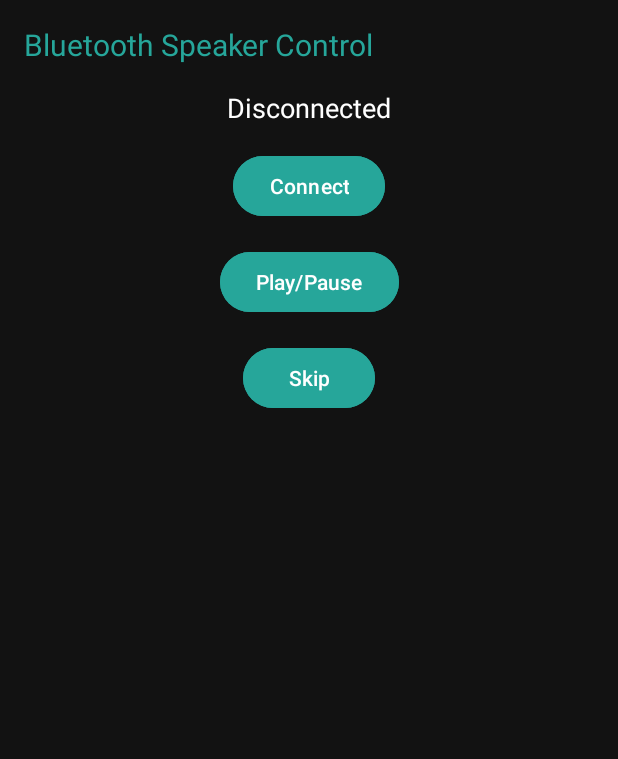
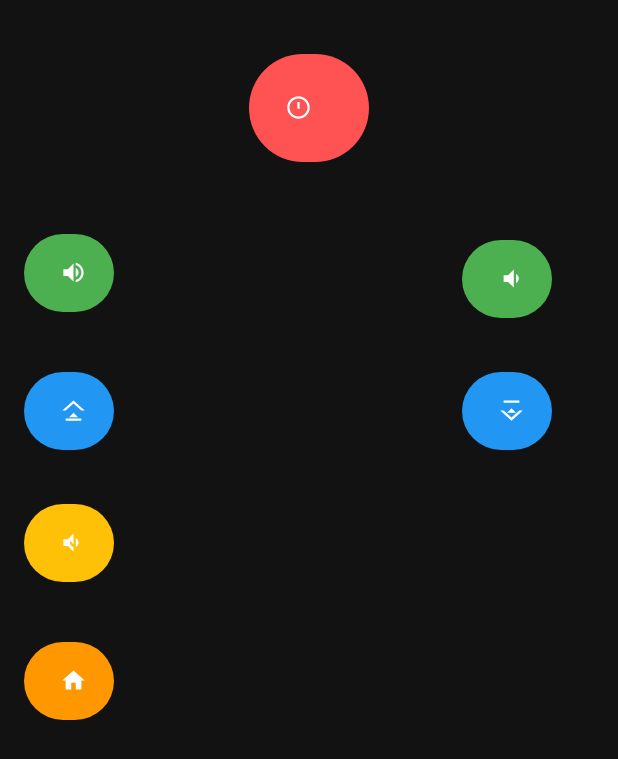
Before and after one commit to kietsocola/MobileSensorApp, an Android app: the BluetoothSpeakerActivity screen opened directly, with no data from a screen before it, on a phone screen of 412 x 824 dp. Shown: the top 759 px of the screen. Run offline under Robolectric (Android 15) with nearby library versions, the phone set to English and light mode, and no system bars.

Commit message:
add wifi control TV feature

```diff
--- a/app/build.gradle.kts
+++ b/app/build.gradle.kts
@@ -47,6 +47,7 @@ dependencies {
     implementation("androidx.camera:camera-view:1.2.3")
     implementation("com.google.guava:guava:31.1-android")
     implementation("com.google.mediapipe:tasks-vision:0.10.0")
+    implementation("com.google.android.material:material:1.9.0")
     implementation(libs.appcompat)
     implementation(libs.material)
     implementation(libs.activity)
--- a/app/src/main/AndroidManifest.xml
+++ b/app/src/main/AndroidManifest.xml
@@ -1,6 +1,7 @@
 <?xml version="1.0" encoding="utf-8"?>
 <manifest xmlns:android="http://schemas.android.com/apk/res/android"
     xmlns:tools="http://schemas.android.com/tools">
+    <uses-permission android:name="android.permission.INTERNET"/>
     <uses-permission android:name="android.permission.CAMERA"/>
     <uses-permission android:name="android.permission.RECORD_AUDIO"/>
     <uses-permission android:name="android.permission.BLUETOOTH"/>
--- a/app/src/main/java/com/example/sensorappmain/BluetoothSpeakerActivity.java
+++ b/app/src/main/java/com/example/sensorappmain/BluetoothSpeakerActivity.java
@@ -1,91 +1,68 @@
 package com.example.sensorappmain;
 
-import android.bluetooth.BluetoothAdapter;
-import android.bluetooth.BluetoothDevice;
-import android.content.Intent;
-import android.content.pm.PackageManager;
-import android.media.MediaPlayer;
+import android.os.AsyncTask;
 import android.os.Bundle;
+import android.view.View;
 import android.widget.Button;
-import android.widget.TextView;
 import android.widget.Toast;
 import androidx.appcompat.app.AppCompatActivity;
-import androidx.core.app.ActivityCompat;
+import java.io.BufferedReader;
+import java.io.IOException;
+import java.io.InputStreamReader;
+import java.io.PrintWriter;
+import java.net.Socket;
 
 public class BluetoothSpeakerActivity extends AppCompatActivity {
-    private static final int REQUEST_ENABLE_BT = 1;
-    private BluetoothAdapter bluetoothAdapter;
-    private MediaPlayer mediaPlayer;
-    private TextView btStatusText;
+
+    private static final String SERVER_IP = "192.168.1.2"; // Thay bằng IP của máy tính chạy server
+    private static final int SERVER_PORT = 12345; // Cổng server
 
     @Override
     protected void onCreate(Bundle savedInstanceState) {
         super.onCreate(savedInstanceState);
         setContentView(R.layout.activity_bluetooth_speaker);
 
-        btStatusText = findViewById(R.id.btStatusText);
-        Button connectButton = findViewById(R.id.connectButton);
-        Button playPauseButton = findViewById(R.id.playPauseButton);
-        Button skipButton = findViewById(R.id.skipButton);
+        Button powerButton = findViewById(R.id.powerButton);
+        Button volumeUpButton = findViewById(R.id.volumeUpButton);
+        Button volumeDownButton = findViewById(R.id.volumeDownButton);
+        Button muteButton = findViewById(R.id.muteButton);
+        Button channelUpButton = findViewById(R.id.channelUpButton);
+        Button channelDownButton = findViewById(R.id.channelDownButton);
+        Button homeButton = findViewById(R.id.homeButton);
 
-        bluetoothAdapter = BluetoothAdapter.getDefaultAdapter();
-        mediaPlayer = MediaPlayer.create(this, R.raw.song1);
-
-        connectButton.setOnClickListener(v -> connectBluetooth());
-        playPauseButton.setOnClickListener(v -> {
-            if (mediaPlayer.isPlaying()) {
-                mediaPlayer.pause();
-                btStatusText.setText("Paused");
-            } else {
-                mediaPlayer.start();
-                btStatusText.setText("Playing");
-            }
-        });
-        skipButton.setOnClickListener(v -> {
-            mediaPlayer.stop();
-            mediaPlayer = MediaPlayer.create(this, R.raw.song2);
-            mediaPlayer.start();
-            btStatusText.setText("Playing Next Song");
-        });
+        powerButton.setOnClickListener(v -> sendCommand("POWER"));
+        volumeUpButton.setOnClickListener(v -> sendCommand("VOL_UP"));
+        volumeDownButton.setOnClickListener(v -> sendCommand("VOL_DOWN"));
+        muteButton.setOnClickListener(v -> sendCommand("MUTE"));
+        channelUpButton.setOnClickListener(v -> sendCommand("CHANNEL_UP"));
+        channelDownButton.setOnClickListener(v -> sendCommand("CHANNEL_DOWN"));
+        homeButton.setOnClickListener(v -> sendCommand("HOME"));
     }
 
-    private void connectBluetooth() {
-        if (bluetoothAdapter == null) {
-            Toast.makeText(this, "Bluetooth not supported", Toast.LENGTH_SHORT).show();
-            return;
-        }
-        if (!bluetoothAdapter.isEnabled()) {
-            Intent enableBtIntent = new Intent(BluetoothAdapter.ACTION_REQUEST_ENABLE);
-            if (ActivityCompat.checkSelfPermission(this, android.Manifest.permission.BLUETOOTH_CONNECT) != PackageManager.PERMISSION_GRANTED) {
-                // TODO: Consider calling
-                //    ActivityCompat#requestPermissions
-                // here to request the missing permissions, and then overriding
-                //   public void onRequestPermissionsResult(int requestCode, String[] permissions,
-                //                                          int[] grantResults)
-                // to handle the case where the user grants the permission. See the documentation
-                // for ActivityCompat#requestPermissions for more details.
-                return;
-            }
-            startActivityForResult(enableBtIntent, REQUEST_ENABLE_BT);
-        } else {
-            // Simulate connection to a paired device
-            btStatusText.setText("Connected to Speaker");
-        }
+    private void sendCommand(String command) {
+        new SocketTask().execute(command);
     }
 
-    @Override
-    protected void onActivityResult(int requestCode, int resultCode, Intent data) {
-        super.onActivityResult(requestCode, resultCode, data);
-        if (requestCode == REQUEST_ENABLE_BT && resultCode == RESULT_OK) {
-            btStatusText.setText("Connected to Speaker");
+    private class SocketTask extends AsyncTask<String, Void, String> {
+        @Override
+        protected String doInBackground(String... params) {
+            String command = params[0];
+            try (Socket socket = new Socket(SERVER_IP, SERVER_PORT);
+                 PrintWriter out = new PrintWriter(socket.getOutputStream(), true);
+                 BufferedReader in = new BufferedReader(new InputStreamReader(socket.getInputStream()))) {
+
+                out.println(command); // Gửi lệnh
+                return in.readLine(); // Nhận phản hồi từ server
+
+            } catch (IOException e) {
+                android.util.Log.e("SocketTask", "Error connecting to " + SERVER_IP + ":" + SERVER_PORT, e);
+                return "Error: " + e.getMessage();
+            }
         }
-    }
 
-    @Override
-    protected void onDestroy() {
-        super.onDestroy();
-        if (mediaPlayer != null) {
-            mediaPlayer.release();
+        @Override
+        protected void onPostExecute(String result) {
+            Toast.makeText(BluetoothSpeakerActivity.this, result, Toast.LENGTH_SHORT).show();
         }
     }
 }
--- a/app/src/main/java/com/example/sensorappmain/MainActivity.java
+++ b/app/src/main/java/com/example/sensorappmain/MainActivity.java
@@ -23,7 +23,7 @@ public class MainActivity extends AppCompatActivity {
         features.add(new Feature("Hand Wave Light", R.drawable.ic_hand_wave, HandWaveActivity.class));
         features.add(new Feature("Volume Tilt", R.drawable.ic_volume, VolumeTiltActivity.class));
         features.add(new Feature("Song Switch", R.drawable.ic_music, SongSwitchActivity.class));
-        features.add(new Feature("Bluetooth Speaker", R.drawable.ic_bluetooth, BluetoothSpeakerActivity.class));
+        features.add(new Feature("Wifi TV", R.drawable.ic_bluetooth, BluetoothSpeakerActivity.class));
         features.add(new Feature("Voice Control", R.drawable.ic_mic, VoiceControlActivity.class));
 
         FeatureAdapter adapter = new FeatureAdapter(features, (feature, view) -> {
--- a/app/src/main/res/drawable/ic_bluetooth.xml
+++ b/app/src/main/res/drawable/ic_bluetooth.xml
@@ -5,5 +5,5 @@
     android:viewportHeight="24">
     <path
         android:fillColor="#000000"
-        android:pathData="M17.71,7.71L12,2h-1v7.59L6.41,5 5,6.41 10.59,12 5,17.59 6.41,19 11,14.41V22h1l5.71-5.71-4.3-4.29 4.3-4.29zM13,5.83l1.88,1.88L13,9.59V5.83zm1.88,10.46L13,18.17v-3.76l1.88,1.88z"/>
+        android:pathData="M12,3C7.79,3 3.7,4.41 0.38,7l3.28,3.28C6.41,7.53 9.14,6 12,6s5.59,1.53 8.34,4.28l3.28,-3.28C20.3,4.41 16.21,3 12,3zM12,9c-2.21,0 -4.21,0.89 -5.66,2.34l3.28,3.28C10.47,13.77 11.21,13 12,13s1.53,0.77 2.38,1.62l3.28,-3.28C16.21,9.89 14.21,9 12,9zM12,15c-0.83,0 -1.54,0.34 -2.12,0.91l2.12,2.12 2.12,-2.12C13.54,15.34 12.83,15 12,15z"/>
 </vector>
--- /dev/null
+++ b/app/src/main/res/drawable/ic_channel_down.xml
@@ -0,0 +1,9 @@
+<vector xmlns:android="http://schemas.android.com/apk/res/android"
+    android:width="24dp"
+    android:height="24dp"
+    android:viewportWidth="24"
+    android:viewportHeight="24">
+    <path
+        android:fillColor="#FFFFFF"
+        android:pathData="M12,21l10-9h-3V3H5v9H2l10,9zm0-2.83L5,12v-7h14v7l-7,6.17zM12,10l4,4H8l4-4z"/>
+</vector>
--- /dev/null
+++ b/app/src/main/res/drawable/ic_channel_up.xml
@@ -0,0 +1,9 @@
+<vector xmlns:android="http://schemas.android.com/apk/res/android"
+    android:width="24dp"
+    android:height="24dp"
+    android:viewportWidth="24"
+    android:viewportHeight="24">
+    <path
+        android:fillColor="#FFFFFF"
+        android:pathData="M12,3L2,12h3v9h14v-9h3L12,3zm0,2.83L19,12v7H5v-7l7-6.17zM12,14l-4,4h8l-4-4z"/>
+</vector>
--- /dev/null
+++ b/app/src/main/res/drawable/ic_home.xml
@@ -0,0 +1,9 @@
+<vector xmlns:android="http://schemas.android.com/apk/res/android"
+    android:width="24dp"
+    android:height="24dp"
+    android:viewportWidth="24"
+    android:viewportHeight="24">
+    <path
+        android:fillColor="#FFFFFF"
+        android:pathData="M10,20v-6h4v6h5v-8h3L12,3 2,12h3v8z"/>
+</vector>
--- /dev/null
+++ b/app/src/main/res/drawable/ic_mute.xml
@@ -0,0 +1,9 @@
+<vector xmlns:android="http://schemas.android.com/apk/res/android"
+    android:width="24dp"
+    android:height="24dp"
+    android:viewportWidth="24"
+    android:viewportHeight="24">
+    <path
+        android:fillColor="#FFFFFF"
+        android:pathData="M16.5,12c0-1.77-1.02-3.29-2.5-4.03v8.05C15.48,15.29 16.5,13.77 16.5,12zM3,9v6h4l5,5V4L7,9H3zM9,13.5V10.5L12,13.5V16.5L9,13.5z"/>
+</vector>
--- /dev/null
+++ b/app/src/main/res/drawable/ic_power.xml
@@ -0,0 +1,9 @@
+<vector xmlns:android="http://schemas.android.com/apk/res/android"
+    android:width="24dp"
+    android:height="24dp"
+    android:viewportWidth="24"
+    android:viewportHeight="24">
+    <path
+        android:fillColor="#FFFFFF"
+        android:pathData="M12,2C6.48,2 2,6.48 2,12s4.48,10 10,10 10-4.48 10-10S17.52,2 12,2zM12,20c-4.41,0-8-3.59-8-8s3.59-8 8-8 8,3.59 8,8-3.59,8-8,8zM13,7h-2v6h2V7z"/>
+</vector>
--- /dev/null
+++ b/app/src/main/res/drawable/ic_volume_down.xml
@@ -0,0 +1,9 @@
+<vector xmlns:android="http://schemas.android.com/apk/res/android"
+    android:width="24dp"
+    android:height="24dp"
+    android:viewportWidth="24"
+    android:viewportHeight="24">
+    <path
+        android:fillColor="#FFFFFF"
+        android:pathData="M18.5,12c0-1.77-1.02-3.29-2.5-4.03v8.05C17.48,15.29 18.5,13.77 18.5,12zM5,9v6h4l5,5V4L9,9H5z"/>
+</vector>
--- /dev/null
+++ b/app/src/main/res/drawable/ic_volume_up.xml
@@ -0,0 +1,9 @@
+<vector xmlns:android="http://schemas.android.com/apk/res/android"
+    android:width="24dp"
+    android:height="24dp"
+    android:viewportWidth="24"
+    android:viewportHeight="24">
+    <path
+        android:fillColor="#FFFFFF"
+        android:pathData="M3,9v6h4l5,5V4L7,9H3zM16.5,12c0-1.77-1.02-3.29-2.5-4.03v8.05C15.48,15.29 16.5,13.77 16.5,12zM14,3.23v2.06c2.89,0.86 5,3.54 5,6.71s-2.11,5.85-5,6.71v2.06c4.01-0.91 7-4.49 7-8.77S18.01,4.14 14,3.23z"/>
+</vector>
--- a/app/src/main/res/layout/activity_bluetooth_speaker.xml
+++ b/app/src/main/res/layout/activity_bluetooth_speaker.xml
@@ -1,64 +1,111 @@
 <?xml version="1.0" encoding="utf-8"?>
 <androidx.constraintlayout.widget.ConstraintLayout xmlns:android="http://schemas.android.com/apk/res/android"
+    xmlns:app="http://schemas.android.com/apk/res-auto"
     android:layout_width="match_parent"
     android:layout_height="match_parent"
-    xmlns:app="http://schemas.android.com/apk/res-auto"
-    android:background="#121212">
+    android:background="#121212"
+    android:padding="16dp">
 
-    <TextView
-        android:id="@+id/titleText"
-        android:layout_width="wrap_content"
-        android:layout_height="wrap_content"
-        android:text="Bluetooth Speaker Control"
-        android:textColor="#26A69A"
-        android:textSize="20sp"
-        android:layout_margin="16dp"
+    <!-- Power Button -->
+    <com.google.android.material.button.MaterialButton
+        android:id="@+id/powerButton"
+        android:layout_width="80dp"
+        android:layout_height="80dp"
+        android:layout_marginTop="16dp"
         app:layout_constraintTop_toTopOf="parent"
-        app:layout_constraintStart_toStartOf="parent"/>
+        app:layout_constraintStart_toStartOf="parent"
+        app:layout_constraintEnd_toEndOf="parent"
+        app:icon="@drawable/ic_power"
+        app:cornerRadius="40dp"
+        app:backgroundTint="#FF5252"
+        app:elevation="8dp"/>
 
-    <TextView
-        android:id="@+id/btStatusText"
-        android:layout_width="wrap_content"
-        android:layout_height="wrap_content"
-        android:text="Disconnected"
-        android:textColor="#FFFFFF"
-        android:textSize="18sp"
-        android:layout_marginTop="16dp"
-        app:layout_constraintTop_toBottomOf="@id/titleText"
-        app:layout_constraintStart_toStartOf="parent"
-        app:layout_constraintEnd_toEndOf="parent"/>
+    <!-- Volume Up Button -->
 
-    <Button
-        android:id="@+id/connectButton"
-        android:layout_width="wrap_content"
-        android:layout_height="wrap_content"
-        android:text="Connect"
-        android:backgroundTint="#26A69A"
-        android:layout_marginTop="16dp"
-        app:layout_constraintTop_toBottomOf="@id/btStatusText"
-        app:layout_constraintStart_toStartOf="parent"
-        app:layout_constraintEnd_toEndOf="parent"/>
+    <!-- Mute Button -->
 
-    <Button
-        android:id="@+id/playPauseButton"
-        android:layout_width="wrap_content"
-        android:layout_height="wrap_content"
-        android:text="Play/Pause"
-        android:backgroundTint="#26A69A"
-        android:layout_marginTop="16dp"
-        app:layout_constraintTop_toBottomOf="@id/connectButton"
-        app:layout_constraintStart_toStartOf="parent"
-        app:layout_constraintEnd_toEndOf="parent"/>
+    <!-- Volume Down Button -->
 
-    <Button
-        android:id="@+id/skipButton"
-        android:layout_width="wrap_content"
-        android:layout_height="wrap_content"
-        android:text="Skip"
-        android:backgroundTint="#26A69A"
-        android:layout_marginTop="16dp"
-        app:layout_constraintTop_toBottomOf="@id/playPauseButton"
-        app:layout_constraintStart_toStartOf="parent"
-        app:layout_constraintEnd_toEndOf="parent"/>
+    <!-- Channel Up Button -->
+
+    <com.google.android.material.button.MaterialButton
+        android:id="@+id/volumeUpButton"
+        android:layout_width="60dp"
+        android:layout_height="60dp"
+        android:layout_marginTop="40dp"
+        app:backgroundTint="#4CAF50"
+        app:cornerRadius="30dp"
+        app:elevation="6dp"
+        app:icon="@drawable/ic_volume_up"
+        app:layout_constraintEnd_toStartOf="@id/muteButton"
+        app:layout_constraintHorizontal_chainStyle="packed"
+        app:layout_constraintTop_toBottomOf="@id/powerButton" />
+
+    <com.google.android.material.button.MaterialButton
+        android:id="@+id/muteButton"
+        android:layout_width="60dp"
+        android:layout_height="60dp"
+        android:layout_marginTop="220dp"
+        app:backgroundTint="#FFC107"
+        app:cornerRadius="30dp"
+        app:elevation="6dp"
+        app:icon="@drawable/ic_mute"
+        app:layout_constraintEnd_toStartOf="@id/volumeDownButton"
+        app:layout_constraintStart_toEndOf="@id/volumeUpButton"
+        app:layout_constraintTop_toBottomOf="@id/powerButton" />
+
+    <com.google.android.material.button.MaterialButton
+        android:id="@+id/volumeDownButton"
+        android:layout_width="60dp"
+        android:layout_height="60dp"
+        android:layout_marginStart="232dp"
+        android:layout_marginTop="44dp"
+        app:backgroundTint="#4CAF50"
+        app:cornerRadius="30dp"
+        app:elevation="6dp"
+        app:icon="@drawable/ic_volume_down"
+        app:layout_constraintStart_toEndOf="@id/muteButton"
+        app:layout_constraintTop_toBottomOf="@id/powerButton" />
+
+    <com.google.android.material.button.MaterialButton
+        android:id="@+id/channelUpButton"
+        android:layout_width="60dp"
+        android:layout_height="60dp"
+        android:layout_marginTop="32dp"
+        app:layout_constraintTop_toBottomOf="@id/volumeUpButton"
+        app:layout_constraintEnd_toStartOf="@id/homeButton"
+        app:layout_constraintHorizontal_chainStyle="packed"
+        app:icon="@drawable/ic_channel_up"
+        app:cornerRadius="30dp"
+        app:backgroundTint="#2196F3"
+        app:elevation="6dp"/>
+
+    <!-- Home Button -->
+    <com.google.android.material.button.MaterialButton
+        android:id="@+id/homeButton"
+        android:layout_width="60dp"
+        android:layout_height="60dp"
+        android:layout_marginTop="32dp"
+        app:layout_constraintTop_toBottomOf="@id/muteButton"
+        app:layout_constraintStart_toEndOf="@id/channelUpButton"
+        app:layout_constraintEnd_toStartOf="@id/channelDownButton"
+        app:icon="@drawable/ic_home"
+        app:cornerRadius="30dp"
+        app:backgroundTint="#FF9800"
+        app:elevation="6dp"/>
+
+    <!-- Channel Down Button -->
+    <com.google.android.material.button.MaterialButton
+        android:id="@+id/channelDownButton"
+        android:layout_width="60dp"
+        android:layout_height="60dp"
+        android:layout_marginStart="232dp"
+        android:layout_marginTop="28dp"
+        app:backgroundTint="#2196F3"
+        app:cornerRadius="30dp"
+        app:elevation="6dp"
+        app:icon="@drawable/ic_channel_down"
+        app:layout_constraintStart_toEndOf="@id/homeButton"
+        app:layout_constraintTop_toBottomOf="@id/volumeDownButton" />
 
 </androidx.constraintlayout.widget.ConstraintLayout>
```
